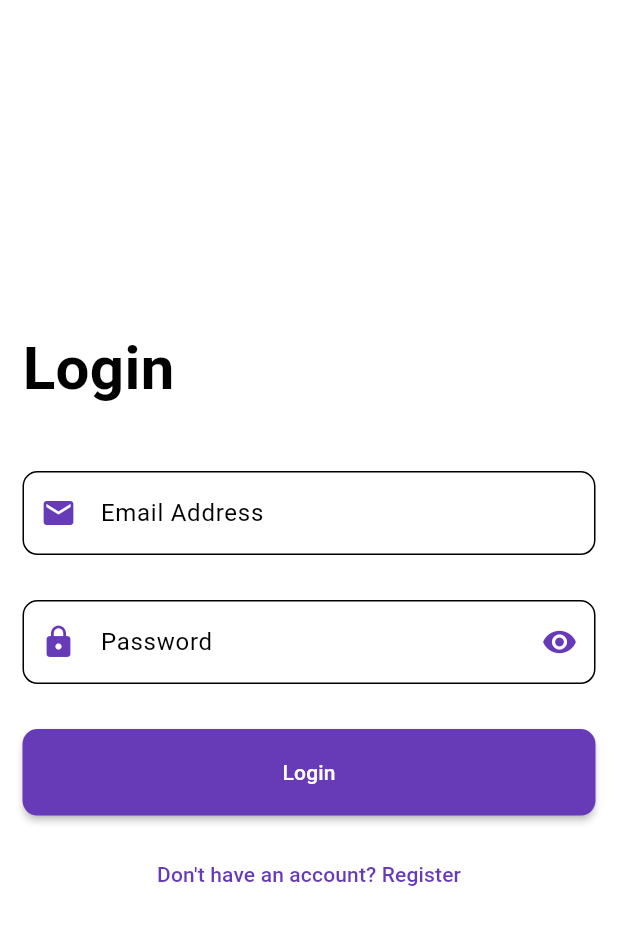
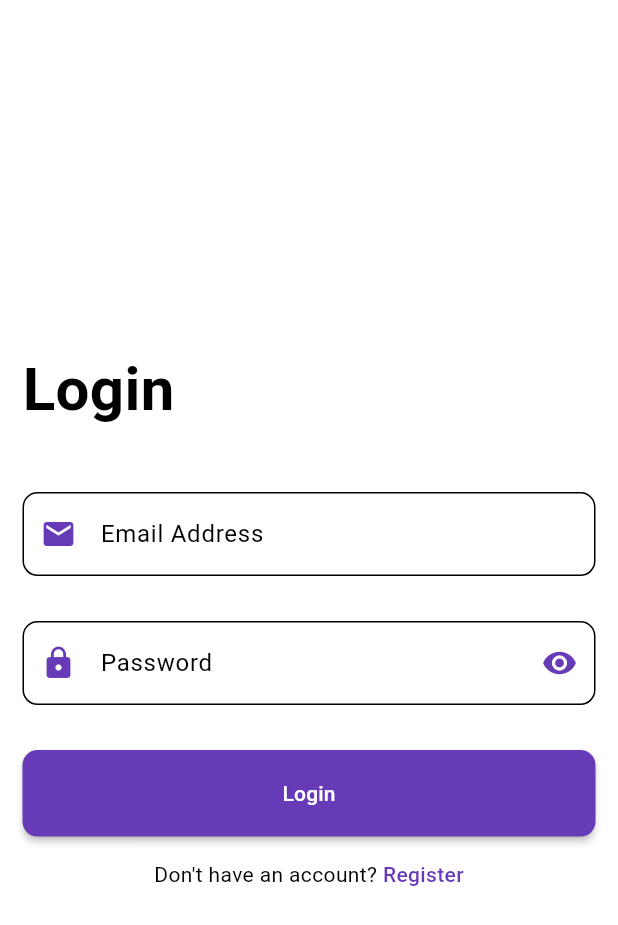
Before and after one commit to RaniaMostafa55/Go-Egypt-with-Firebase, a Flutter app: the screen it shows after launch, on a phone screen of 412 x 824 dp. Shown: the top 925 px of the screen. Run offline on Flutter 3.47's test engine with Material 3 defaults, Android fonts, the phone set to English and light mode, and no system bars; our stand-ins replace cached_network_image, easy_localization, firebase_auth, firebase_core, flutter_bloc, flutter_secure_storage and 4 more; accounts and stored records are empty.

Commit message:
Handle auth_text_button

```diff
--- a/lib/core/widgets/custom_text_buttom.dart
+++ /dev/null
@@ -1,27 +0,0 @@
-import 'package:flutter/material.dart';
-
-class CustomTextButton extends StatelessWidget {
-  const CustomTextButton(
-      {super.key, required this.text, required this.onPressed});
-
-  final String text;
-
-  final void Function()? onPressed;
-
-  @override
-  Widget build(BuildContext context) {
-    return Row(
-      mainAxisAlignment: MainAxisAlignment.center,
-      children: [
-        TextButton(
-            onPressed: onPressed,
-            child: Text(
-              text,
-              style: TextStyle(
-                color: Theme.of(context).colorScheme.primary,
-              ),
-            )),
-      ],
-    );
-  }
-}
--- a/lib/features/auth/views/login_page.dart
+++ b/lib/features/auth/views/login_page.dart
@@ -3,7 +3,7 @@ import 'package:flutter_bloc/flutter_bloc.dart';
 import 'package:go_egypt_with_firebase/core/blocs/auth/auth_bloc.dart';
 import 'package:go_egypt_with_firebase/dialog_utils.dart';
 import 'package:go_egypt_with_firebase/features/auth/views/sign_up_page.dart';
-import 'package:go_egypt_with_firebase/core/widgets/custom_text_buttom.dart';
+import 'package:go_egypt_with_firebase/features/auth/widgets/auth_text_button.dart';
 import 'package:go_egypt_with_firebase/features/layout/layout_view.dart';
 import 'package:go_egypt_with_firebase/generated/l10n.dart';
 import 'package:shared_preferences/shared_preferences.dart';
@@ -141,15 +141,17 @@ class _LoginPageState extends State<LoginPage> {
                     },
                     text: S.of(context).Login,
                   ),
-                  CustomTextButton(
-                      onPressed: () {
+                  AuthTextButton(
+                    text: "Don't have an account? ",
+                    buttonText: "Register",
+                    onTap: () {
                       Navigator.pushReplacement(context, MaterialPageRoute(
                         builder: (context) {
                           return SignUpPage();
                         },
                       ));
                     },
-                      text: "Don't have an account? Register")
+                  ),
                 ],
               ),
             ),
--- /dev/null
+++ b/lib/features/auth/widgets/auth_text_button.dart
@@ -0,0 +1,30 @@
+import 'package:flutter/material.dart';
+
+class AuthTextButton extends StatelessWidget {
+  final String text;
+  final String buttonText;
+  final void Function()? onTap;
+  const AuthTextButton(
+      {required this.text,
+      required this.buttonText,
+      required this.onTap,
+      super.key});
+
+  @override
+  Widget build(BuildContext context) {
+    return Row(
+      mainAxisAlignment: MainAxisAlignment.center,
+      children: [
+        Text(text),
+        InkWell(
+            onTap: onTap,
+            child: Text(
+              buttonText,
+              style: TextStyle(
+                  color: Theme.of(context).colorScheme.primary,
+                  fontWeight: FontWeight.w500),
+            ))
+      ],
+    );
+  }
+}
--- a/lib/features/profile/views/profile_view.dart
+++ b/lib/features/profile/views/profile_view.dart
@@ -10,7 +10,7 @@ import 'package:go_egypt_with_firebase/features/auth/user-profile.dart';
 import 'package:go_egypt_with_firebase/features/auth/views/login_page.dart';
 import 'package:go_egypt_with_firebase/features/profile/widgets/custom_editing_text_field.dart';
 import 'package:go_egypt_with_firebase/features/profile/widgets/custom_list_tile.dart';
-import 'package:go_egypt_with_firebase/core/widgets/custom_text_buttom.dart';
+import 'package:go_egypt_with_firebase/core/widgets/global_text_buttom.dart';
 import 'package:go_egypt_with_firebase/features/profile/widgets/profile_pic_frame.dart';
 import 'package:go_egypt_with_firebase/generated/l10n.dart';
 import 'package:shared_preferences/shared_preferences.dart';
```
Also changed, not shown: lib/core/widgets/global_text_buttom.dart (added, +22 -0 lines), lib/features/auth/views/sign_up_page.dart (+6 -4 lines). Lines whose indentation alone changed are shown as unchanged.
